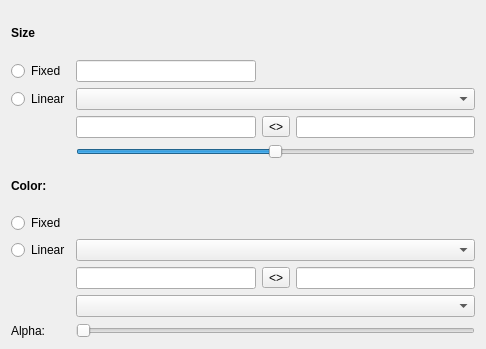
First picture: the form in glue_vispy_viewers/scatter/layer_style_widget.ui, repository glue-viz/glue-vispy-viewers, before the edit.
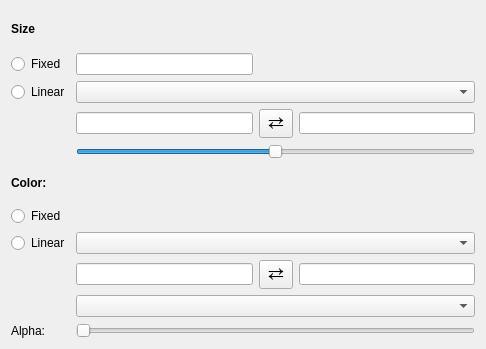
Second picture: the form after the edit. Custom widgets are drawn as their Qt base class.

Commit message: Improve icon for flip buttons

The edit to the form file:
```diff
--- a/glue_vispy_viewers/scatter/layer_style_widget.ui
+++ b/glue_vispy_viewers/scatter/layer_style_widget.ui
@@ -105,8 +105,16 @@
    </item>
    <item row="3" column="2">
     <widget class="QToolButton" name="button_flip_size">
+        <property name="font">
+         <font>
+          <pointsize>14</pointsize>
+         </font>
+        </property>
+        <property name="styleSheet">
+         <string notr="true">padding: 0px</string>
+        </property>
      <property name="text">
-      <string>&lt;&gt;</string>
+         <string>⇄</string>
      </property>
     </widget>
    </item>
@@ -150,8 +158,16 @@
    </item>
    <item row="8" column="2">
     <widget class="QToolButton" name="button_flip_cmap">
+        <property name="font">
+         <font>
+          <pointsize>14</pointsize>
+         </font>
+        </property>
+        <property name="styleSheet">
+         <string notr="true">padding: 0px</string>
+        </property>
      <property name="text">
-      <string>&lt;&gt;</string>
+         <string>⇄</string>
      </property>
     </widget>
    </item>
```
Lines whose indentation alone changed are shown as unchanged. The commit also changes 1 other file.
